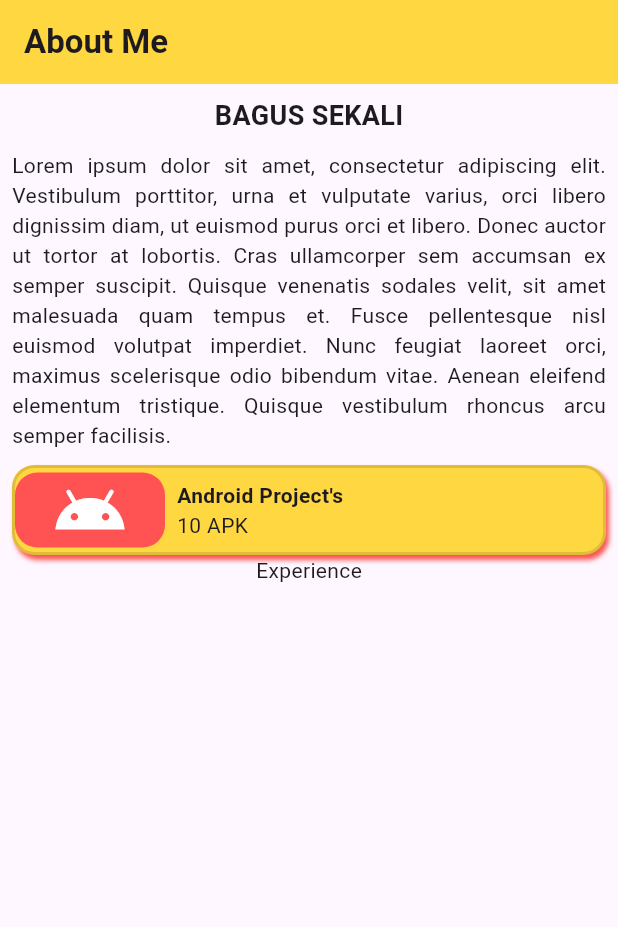
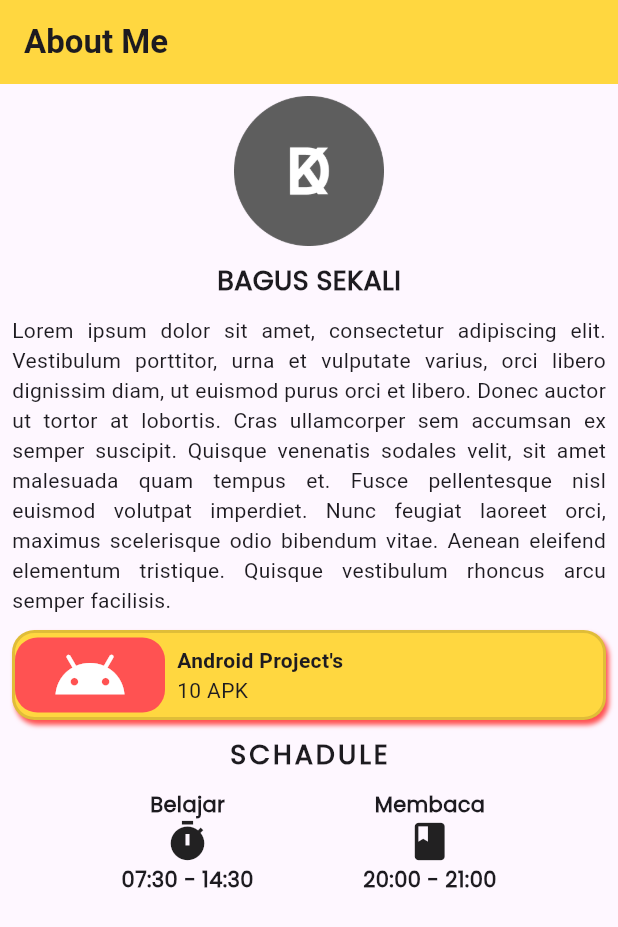
Before and after one commit to Dzaka29/flutter_profile_card, a Flutter app: the screen it shows after launch, on a phone screen of 412 x 824 dp. Shown: the top 927 px of the screen. Run offline on Flutter 3.47's test engine with Material 3 defaults, Android fonts, the phone set to English and light mode, and no system bars.

Commit message:
belajar image single child scrool view

```diff
--- a/lib/about-me.dart
+++ b/lib/about-me.dart
@@ -12,24 +12,33 @@ class AboutMe extends StatelessWidget {
         ),
         backgroundColor: Colors.amberAccent,
       ),
-      body: Padding(
+      body: SingleChildScrollView(
+        child: Padding(
           padding: const EdgeInsets.all(8.0),
           child: Center(
             child: Column(
               crossAxisAlignment: CrossAxisAlignment.center,
               children: <Widget>[
-              Text('Bagus sekali'.toUpperCase(),
+                Image.asset('assets/Group 2.png',
+                width: 100,
+                height: 100,
+                ),
+                Padding(
+                  padding: const EdgeInsets.only(top: 10.0),
+                  child: Text('Bagus sekali'.toUpperCase(),
                   style: TextStyle(
                     fontSize: 18,
-                fontWeight: FontWeight.bold
+                    fontWeight: FontWeight.bold,
+                    fontFamily: 'Poppins'
                   ),),
+                ),
                 SizedBox(
                   height: 10,
                 ),
                 Text(
                   'Lorem ipsum dolor sit amet, consectetur adipiscing elit. Vestibulum porttitor, urna et vulputate varius, orci libero dignissim diam, ut euismod purus orci et libero. Donec auctor ut tortor at lobortis. Cras ullamcorper sem accumsan ex semper suscipit. Quisque venenatis sodales velit, sit amet malesuada quam tempus et. Fusce pellentesque nisl euismod volutpat imperdiet. Nunc feugiat laoreet orci, maximus scelerisque odio bibendum vitae. Aenean eleifend elementum tristique. Quisque vestibulum rhoncus arcu semper facilisis.',
                   style: TextStyle(),
-                textAlign: TextAlign.justify,
+                  textAlign: TextAlign.justify
                 ),
                 SizedBox(
                   height: 10,
@@ -79,8 +88,71 @@ class AboutMe extends StatelessWidget {
                     ],
                   ),
                 ),
-              Text('Experience')
+                Padding(
+                  padding: const EdgeInsets.symmetric(
+                    vertical: 10,
+                  ),
+                  child: Text('Schadule'.
+                  toUpperCase(),
+                  style: TextStyle(
+                    fontWeight: FontWeight.bold,
+                    fontFamily: 'Poppins',
+                    fontSize: 18,
+                    letterSpacing: 2,
+                  ),
+                ),
+                ),
+                Row(
+                  mainAxisAlignment: MainAxisAlignment.spaceEvenly,
+                  children: <Widget>[
+                    Column(
+                      children: <Widget>[
+                        Text(
+                          'Belajar',
+                          style: TextStyle(
+                            fontWeight: FontWeight.w700,
+                            fontFamily: 'Poppins',
+                          ),
+                        ),
+                        Icon(
+                          Icons.timer,
+                          size: 30,
+                          ),
+                          Text(
+                            '07:30 - 14:30',
+                            style: TextStyle(
+                              fontWeight: FontWeight.w700,
+                              fontFamily: 'Poppins'
+                            ),
+                          )
                       ],
+                    ),
+                    Column(
+                      children: <Widget>[
+                        Text(
+                          'Membaca',
+                          style: TextStyle(
+                            fontWeight: FontWeight.w700,
+                            fontFamily: 'Poppins',
+                          ),
+                        ),
+                        Icon(
+                          Icons.book,
+                          size: 30,
+                          ),
+                          Text(
+                            '20:00 - 21:00',
+                            style: TextStyle(
+                              fontWeight: FontWeight.w700,
+                              fontFamily: 'Poppins'
+                            ),
+                          )
+                      ],
+                    )
+                  ],
+                )
+              ],
+            ),
           ),
         ),
       ),
```
Also changed, not shown: pubspec.yaml (+8 -8 lines), assets/Group 2.png (added), fonts/Poppins-Italic.ttf (added), fonts/Poppins-Regular.ttf (added). Lines whose indentation alone changed are shown as unchanged.
